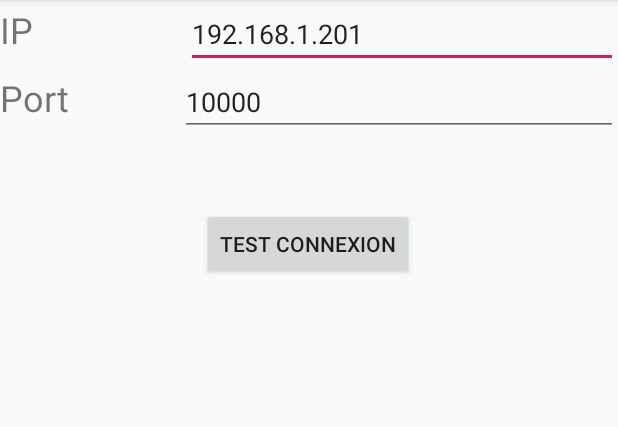
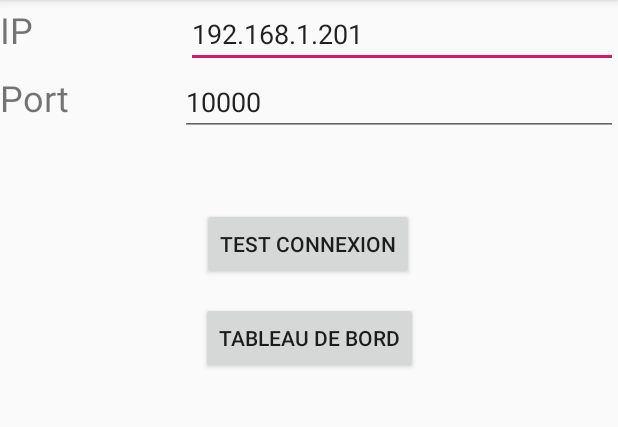
Before and after one commit to Kiliandeca/IOT-Smart-Sensor, an Android app: the screen it shows after launch (MainActivity), on a phone screen of 412 x 824 dp, the part 84-511 px from its top. Run offline under Robolectric (Android 15) with nearby library versions, the phone set to English and light mode, and no system bars.

Commit message:
Monitor activity and listView

```diff
--- a/app-android/app/build.gradle
+++ b/app-android/app/build.gradle
@@ -26,4 +26,5 @@ dependencies {
     testImplementation 'junit:junit:4.12'
     androidTestImplementation 'androidx.test.ext:junit:1.1.0'
     androidTestImplementation 'androidx.test.espresso:espresso-core:3.1.1'
+    implementation 'androidx.recyclerview:recyclerview:1.0.0'
 }
--- a/app-android/app/src/main/java/fr/cpe/smartsensor/MainActivity.java
+++ b/app-android/app/src/main/java/fr/cpe/smartsensor/MainActivity.java
@@ -2,6 +2,8 @@ package fr.cpe.smartsensor;
 
 import androidx.appcompat.app.AppCompatActivity;
 
+import android.app.Activity;
+import android.content.Intent;
 import android.os.Bundle;
 import android.util.Log;
 import android.view.View;
@@ -16,10 +18,13 @@ import java.net.UnknownHostException;
 
 
 public class MainActivity extends AppCompatActivity {
-    Button connectBtn;
+    private static final String TAG = "MyActivity";
+    public static final String MSG = "new activity !";
+
+    Button connectBtn, monitorBtn;
     InetAddress ip;
     int port;
-    private static final String TAG = "MyActivity";
+
     @Override
     protected void onCreate(Bundle savedInstanceState) {
         super.onCreate(savedInstanceState);
@@ -27,6 +32,9 @@ public class MainActivity extends AppCompatActivity {
 
         connectBtn = findViewById(R.id.connect);
         connectBtn.setOnClickListener(onConnect());
+
+        monitorBtn = findViewById(R.id.monitor);
+        monitorBtn.setOnClickListener(displayMonitor(this));
     }
 
     private View.OnClickListener onConnect(){
@@ -48,6 +56,17 @@ public class MainActivity extends AppCompatActivity {
         };
     }
 
+    private View.OnClickListener displayMonitor(final Activity activity){
+        return new View.OnClickListener() {
+            @Override
+            public void onClick(View v) {
+                Intent intent = new Intent(activity, DisplayMonitorActivity.class);
+                intent.putExtra(MSG, "Dashboard");
+                startActivity(intent);
+            }
+        };
+    }
+
     public void sendPacket(final String message) {
         (new Thread() { public void run() {
             try {
@@ -62,5 +81,4 @@ public class MainActivity extends AppCompatActivity {
             }
         }}).start();
     }
-
 }
--- a/app-android/app/src/main/res/layout/activity_main.xml
+++ b/app-android/app/src/main/res/layout/activity_main.xml
@@ -70,4 +70,15 @@
         app:layout_constraintStart_toStartOf="parent"
         app:layout_constraintTop_toBottomOf="@+id/linearLayout" />
 
+    <Button
+        android:id="@+id/monitor"
+        android:layout_width="wrap_content"
+        android:layout_height="wrap_content"
+        android:text="Tableau de bord"
+        app:layout_constraintBottom_toBottomOf="parent"
+        app:layout_constraintEnd_toEndOf="parent"
+        app:layout_constraintStart_toStartOf="parent"
+        app:layout_constraintTop_toBottomOf="@+id/connect"
+        app:layout_constraintVertical_bias="0.028" />
+
 </androidx.constraintlayout.widget.ConstraintLayout>
```
Also changed, not shown: app-android/app/src/main/AndroidManifest.xml (+10 -1 lines), app-android/app/src/main/java/fr/cpe/smartsensor/DisplayMonitorActivity.java (added, +55 -0 lines), app-android/app/src/main/java/fr/cpe/smartsensor/ListAdapter.java (added, +53 -0 lines), app-android/app/src/main/res/layout/activity_display_monitor.xml (added, +25 -0 lines).
